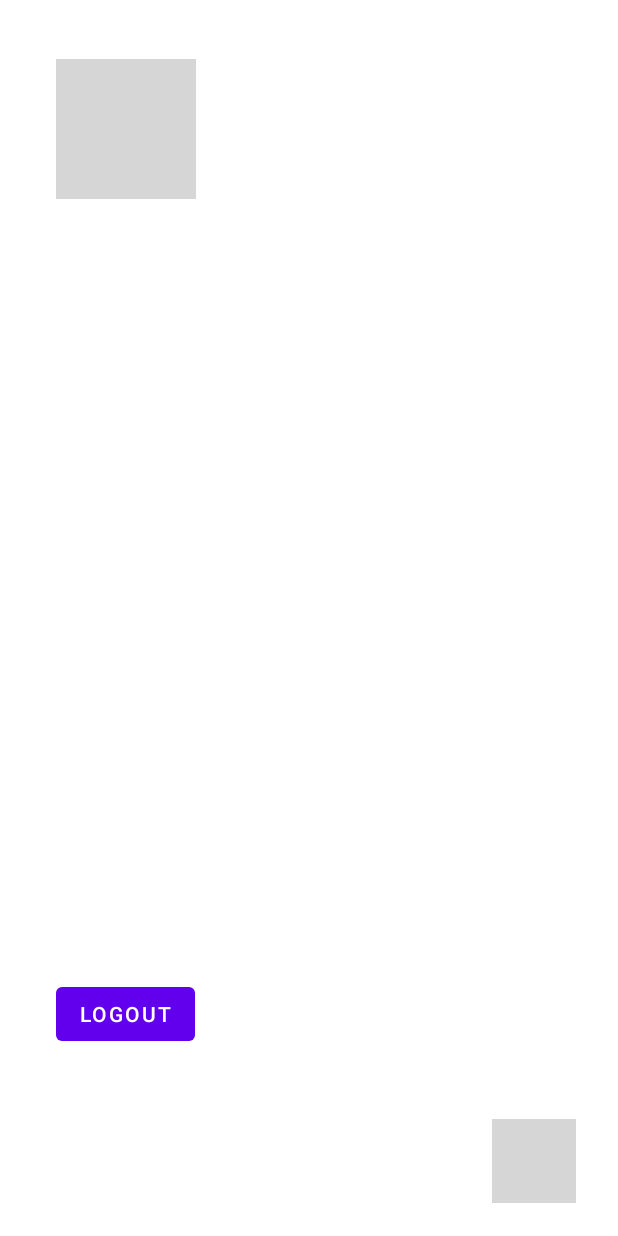
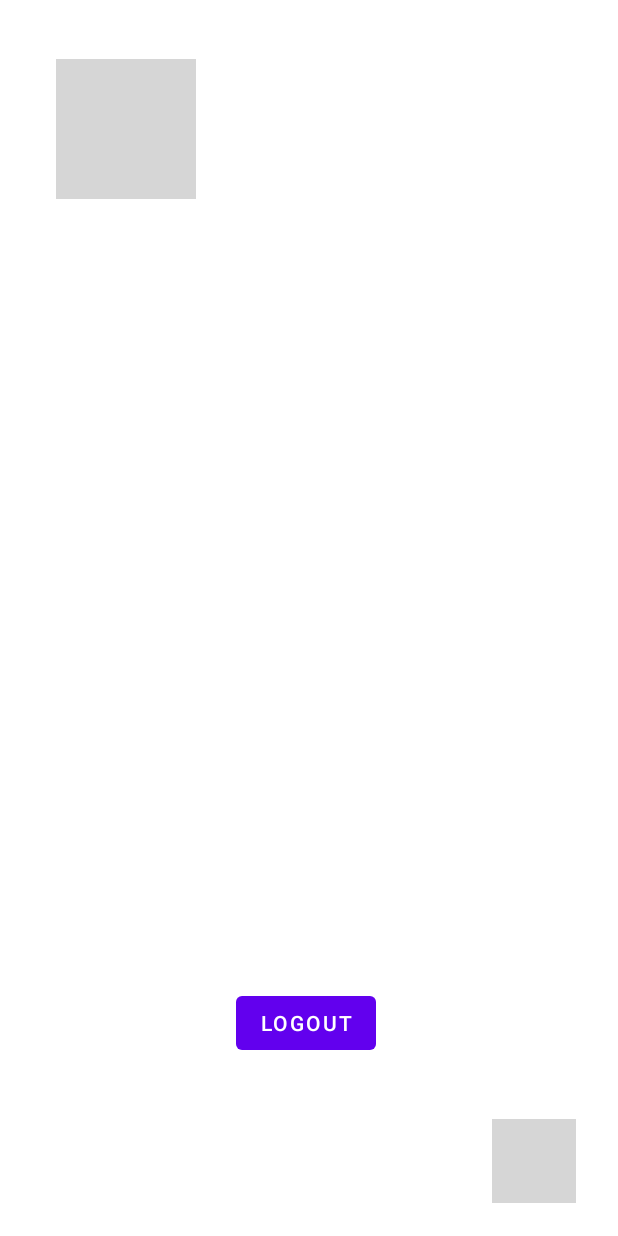
Before and after one commit to AkshataPuranik123/Instagrammy, an Android app: the Profile screen opened directly, with no data from a screen before it, on a phone screen of 412 x 824 dp. Run offline under Robolectric (Android 15) with nearby library versions, the phone set to English and light mode, and no system bars; our stand-ins replace Firebase (no records; nobody signed in at launch, a user with empty details on screens opened directly); Roboto replaces fonts that are not available here; grey boxes are pictures that could not be loaded.

Commit message:
Assignment 1 Submission

```diff
--- a/app/build.gradle
+++ b/app/build.gradle
@@ -15,7 +15,7 @@ android {
 
     defaultConfig {
         applicationId "com.example.instagrammy"
-        minSdkVersion 16
+        minSdkVersion 17
         targetSdkVersion 30
         versionCode 1
         versionName "1.0"
@@ -39,6 +39,7 @@ android {
 
 dependencies {
     implementation platform('com.google.firebase:firebase-bom:26.3.0')
+    implementation fileTree(dir: 'libs', include: ['*.jar'])
     implementation "androidx.multidex:multidex:2.0.1"
     implementation 'com.google.firebase:firebase-analytics'
     implementation 'androidx.appcompat:appcompat:1.2.0'
--- a/app/src/main/AndroidManifest.xml
+++ b/app/src/main/AndroidManifest.xml
@@ -17,14 +17,14 @@
         tools:ignore="ExtraText">
         android:name="androidx.multidex.MultiDexApplication" >
 
-        <activity android:name=".Activity3" />
-        <activity android:name=".Activity2">
+        <activity android:name=".Profile" />
+        <activity android:name=".Registration">
             <meta-data
             android:name="android.support.PARENT_ACTIVITY"
-            android:value=".MainActivity" />
+            android:value=".LoginActivity" />
 
         </activity>
-        <activity android:name=".MainActivity">
+        <activity android:name=".LoginActivity">
             <intent-filter>
                 <action android:name="android.intent.action.MAIN" />
 
--- a/app/src/main/java/com/example/instagrammy/Activity3.java
+++ b/app/src/main/java/com/example/instagrammy/Profile.java
@@ -1,11 +1,8 @@
 package com.example.instagrammy;
 
-import androidx.annotation.NonNull;
 import androidx.appcompat.app.AppCompatActivity;
 
-import android.content.Context;
 import android.content.Intent;
-import android.net.Uri;
 import android.os.Bundle;
 import android.view.View;
 import android.widget.Button;
@@ -14,9 +11,6 @@ import android.widget.TextView;
 import android.widget.Toast;
 
 import com.bumptech.glide.Glide;
-import com.bumptech.glide.Registry;
-import com.google.android.gms.tasks.OnFailureListener;
-import com.google.android.gms.tasks.OnSuccessListener;
 import com.google.firebase.auth.FirebaseAuth;
 import com.google.firebase.database.annotations.Nullable;
 import com.google.firebase.firestore.DocumentReference;
@@ -29,7 +23,7 @@ import com.google.firebase.storage.StorageReference;
 import java.util.Objects;
 
 
-public class Activity3 extends AppCompatActivity {
+public class Profile extends AppCompatActivity {
     private Button logout;
     private TextView username, bio;
     FirebaseFirestore fStore;
@@ -61,9 +55,9 @@ public class Activity3 extends AppCompatActivity {
                 username.setText(documentSnapshot.getString("Username"));
                 bio.setText(documentSnapshot.getString("Bio"));
 
-                Glide.with(Activity3.this)
+                Glide.with(Profile.this)
                         .load(storageReference)
-                        .centerCrop()
+                        .circleCrop()
                         .into(profilePicture);
             }
         });
@@ -80,7 +74,7 @@ public class Activity3 extends AppCompatActivity {
                 FirebaseAuth.getInstance().signOut();
                 Toast.makeText(getApplicationContext(),
                         "Logged Out",Toast.LENGTH_SHORT).show();
-                startActivity(new Intent(Activity3.this, MainActivity.class));
+                startActivity(new Intent(Profile.this, LoginActivity.class));
             }
         });
 
--- a/app/src/main/res/layout/activity_3.xml
+++ b/app/src/main/res/layout/activity_3.xml
@@ -2,16 +2,18 @@
 <RelativeLayout xmlns:android="http://schemas.android.com/apk/res/android"
     xmlns:app="http://schemas.android.com/apk/res-auto"
     xmlns:tools="http://schemas.android.com/tools"
+
     android:layout_width="match_parent"
     android:layout_height="match_parent"
     android:layout_alignWithParentIfMissing="true"
-    android:layout_alignParentLeft="true"
+    android:layout_alignParentStart="true"
     android:layout_alignParentTop="true"
-    android:layout_alignParentRight="true"
+    android:layout_alignParentEnd="true"
     android:layout_alignParentBottom="true"
 
+    android:background="#FFFFFF"
     android:layerType="software"
-    tools:context=".Activity3">
+    tools:context=".Profile">
 
     <ImageView
         android:id="@+id/imageView2"
@@ -19,7 +21,6 @@
         android:layout_height="93dp"
         android:layout_alignParentTop="true"
         android:layout_marginStart="37dp"
-        android:layout_marginLeft="37dp"
         android:layout_marginTop="39dp"
         app:srcCompat="@drawable/profilepicture"
         tools:layout_editor_absoluteX="147dp"
@@ -38,6 +39,7 @@
         android:layout_marginBottom="647dp"
         android:gravity="left"
         android:text="Username"
+        android:textColor="#090909"
         android:textSize="18sp"
         android:textStyle="bold"
         app:layout_constraintEnd_toEndOf="parent"
@@ -57,16 +59,24 @@
         android:layout_marginBottom="595dp"
         android:gravity="left"
         android:text="Short Bio"
+        android:textColor="#090909"
         app:layout_constraintEnd_toEndOf="parent"
         app:layout_constraintStart_toStartOf="parent"
         tools:layout_editor_absoluteY="417dp" />
 
-    <ScrollView
-        android:layout_width="wrap_content"
-        android:layout_height="wrap_content">
 
-
-    </ScrollView>
+    <GridView
+        android:id="@+id/gridView"
+        android:layout_width="match_parent"
+        android:layout_height="wrap_content"
+        android:layout_alignParentStart="true"
+        android:layout_alignParentBottom="true"
+        android:layout_marginBottom="73dp"
+        android:gravity="center"
+        android:horizontalSpacing="1dp"
+        android:numColumns="3"
+        android:stretchMode="columnWidth"
+        android:verticalSpacing="1dp"></GridView>
 
 
     <Button
@@ -76,9 +86,12 @@
         android:layout_alignParentStart="true"
         android:layout_alignParentLeft="true"
         android:layout_alignParentTop="true"
-        android:layout_marginStart="37dp"
-        android:layout_marginLeft="37dp"
-        android:layout_marginTop="652dp"
+        android:layout_centerHorizontal="true"
+        android:layout_marginStart="157dp"
+        android:layout_marginLeft="157dp"
+        android:layout_marginTop="658dp"
+        android:layout_marginEnd="77dp"
+        android:layout_toStartOf="@+id/floatingActionButton"
         android:text="Logout" />
 
     <com.google.android.material.floatingactionbutton.FloatingActionButton
@@ -92,9 +105,13 @@
         android:layout_marginEnd="28dp"
         android:layout_marginRight="28dp"
         android:layout_marginBottom="22dp"
+        android:layout_gravity="end|bottom"
         android:clickable="true"
+        android:foregroundGravity="center_horizontal"
         app:backgroundTint="#1DE9B6"
         app:rippleColor="#FFFFFF"
-        app:srcCompat="@drawable/ic_baseline_add_24" />
+        app:srcCompat="@drawable/ic_baseline_add_24"
+        tools:ignore="VectorDrawableCompat" />
+
 
 </RelativeLayout>
```
Also changed, not shown: app/src/main/java/com/example/instagrammy/LoginActivity.java (renamed from app/src/main/java/com/example/instagrammy/MainActivity.java, +5 -11 lines), app/src/main/java/com/example/instagrammy/Registration.java (renamed from app/src/main/java/com/example/instagrammy/Activity2.java, +40 -11 lines), app/src/main/res/layout/activity_2.xml (+4 -3 lines), app/src/main/res/layout/activity_main.xml (+8 -4 lines).
